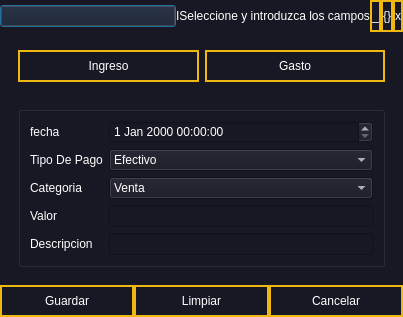
Qt form ui/DatosDeTabla.ui (leonardo2322/Eva) before a commit.
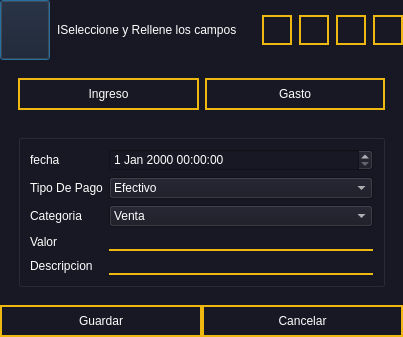
The same form after that commit.

Commit message: funcionando la nueva ventana ingreso y gastoscon sus iconos

```diff
--- a/ui/DatosDeTabla.ui
+++ b/ui/DatosDeTabla.ui
@@ -7,7 +7,7 @@
     <x>0</x>
     <y>0</y>
     <width>403</width>
-    <height>303</height>
+    <height>336</height>
    </rect>
   </property>
   <property name="windowTitle">
@@ -41,17 +41,38 @@
        <item>
         <layout class="QVBoxLayout" name="verticalLayout_5">
          <item>
-          <layout class="QHBoxLayout" name="horizontalLayout" stretch="9,0,0,0,0">
+          <layout class="QHBoxLayout" name="horizontalLayout" stretch="9,0,0,0,0,0">
+           <property name="spacing">
+            <number>7</number>
+           </property>
            <property name="sizeConstraint">
             <enum>QLayout::SetMinAndMaxSize</enum>
            </property>
            <item>
             <layout class="QVBoxLayout" name="verticalLayout_8">
              <item>
-              <widget class="QPushButton" name="pushButton_4">
+              <widget class="QPushButton" name="imgPaper">
+               <property name="minimumSize">
+                <size>
+                 <width>0</width>
+                 <height>60</height>
+                </size>
+               </property>
+               <property name="maximumSize">
+                <size>
+                 <width>50</width>
+                 <height>16777215</height>
+                </size>
+               </property>
                <property name="text">
                 <string/>
                </property>
+               <property name="iconSize">
+                <size>
+                 <width>50</width>
+                 <height>50</height>
+                </size>
+               </property>
               </widget>
              </item>
             </layout>
@@ -59,16 +80,22 @@
            <item>
             <widget class="QLabel" name="label">
              <property name="text">
-              <string>ISeleccione y introduzca los campos</string>
+              <string>ISeleccione y Rellene los campos</string>
              </property>
             </widget>
            </item>
            <item>
-            <widget class="QPushButton" name="pushButton">
+            <widget class="QPushButton" name="btn_minimize">
+             <property name="minimumSize">
+              <size>
+               <width>30</width>
+               <height>30</height>
+              </size>
+             </property>
              <property name="maximumSize">
               <size>
-               <width>50</width>
-               <height>16777215</height>
+               <width>30</width>
+               <height>30</height>
               </size>
              </property>
              <property name="styleSheet">
@@ -83,16 +110,22 @@
 }</string>
              </property>
              <property name="text">
-              <string>_</string>
+              <string/>
              </property>
             </widget>
            </item>
            <item>
-            <widget class="QPushButton" name="pushButton_2">
+            <widget class="QPushButton" name="btn_reduce">
+             <property name="minimumSize">
+              <size>
+               <width>30</width>
+               <height>30</height>
+              </size>
+             </property>
              <property name="maximumSize">
               <size>
-               <width>50</width>
-               <height>16777215</height>
+               <width>30</width>
+               <height>30</height>
               </size>
              </property>
              <property name="styleSheet">
@@ -107,7 +140,37 @@
 }</string>
              </property>
              <property name="text">
-              <string>{}</string>
+              <string/>
+             </property>
+            </widget>
+           </item>
+           <item>
+            <widget class="QPushButton" name="btn_maximize">
+             <property name="minimumSize">
+              <size>
+               <width>30</width>
+               <height>30</height>
+              </size>
+             </property>
+             <property name="maximumSize">
+              <size>
+               <width>30</width>
+               <height>30</height>
+              </size>
+             </property>
+             <property name="styleSheet">
+              <string notr="true">QPushButton{
+	border-radius:30px;
+	border: 2px solid #efb810;
+	padding:7px 0;
+}
+
+QPushButton:hover{
+	background-color: rgba(239,184,16,.5)
+}</string>
+             </property>
+             <property name="text">
+              <string/>
              </property>
              <property name="iconSize">
               <size>
@@ -118,11 +181,17 @@
             </widget>
            </item>
            <item>
-            <widget class="QPushButton" name="pushButton_3">
+            <widget class="QPushButton" name="btn_close">
+             <property name="minimumSize">
+              <size>
+               <width>30</width>
+               <height>30</height>
+              </size>
+             </property>
              <property name="maximumSize">
               <size>
-               <width>50</width>
-               <height>16777215</height>
+               <width>30</width>
+               <height>30</height>
               </size>
              </property>
              <property name="styleSheet">
@@ -137,7 +206,7 @@
 }</string>
              </property>
              <property name="text">
-              <string>x</string>
+              <string/>
              </property>
             </widget>
            </item>
@@ -191,6 +260,12 @@
           </item>
           <item>
            <widget class="QStackedWidget" name="stackedWidget">
+            <property name="styleSheet">
+             <string notr="true">QLineEdit{
+	border:none;
+	border-bottom: 2px solid #efb810
+}</string>
+            </property>
             <property name="currentIndex">
              <number>0</number>
             </property>
@@ -450,24 +525,6 @@
            </property>
           </widget>
          </item>
-         <item>
-          <widget class="QPushButton" name="btn_limpiar">
-           <property name="styleSheet">
-            <string notr="true">QPushButton{
-	border-radius:30px;
-	border: 2px solid #efb810;
-	padding:7px 0;
-}
-
-QPushButton:hover{
-	background-color: rgba(239,184,16,.5)
-}</string>
-           </property>
-           <property name="text">
-            <string>Limpiar</string>
-           </property>
-          </widget>
-         </item>
          <item>
           <widget class="QPushButton" name="btn_cancelar">
            <property name="styleSheet">
```
The commit also changes 3 other files.
